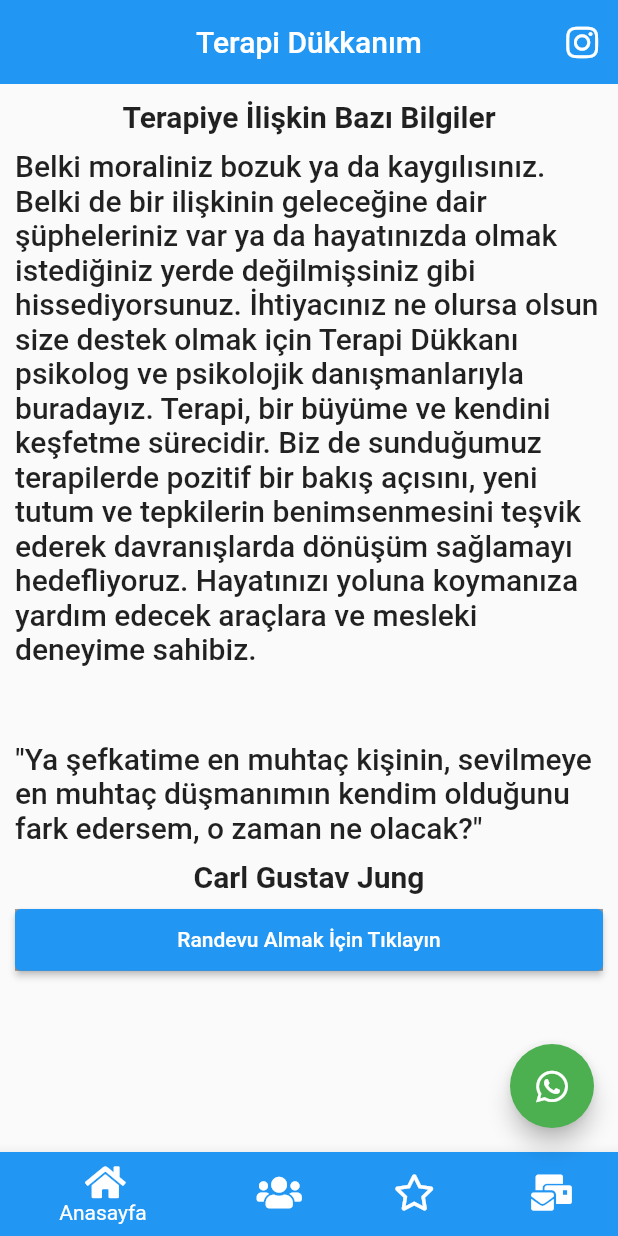
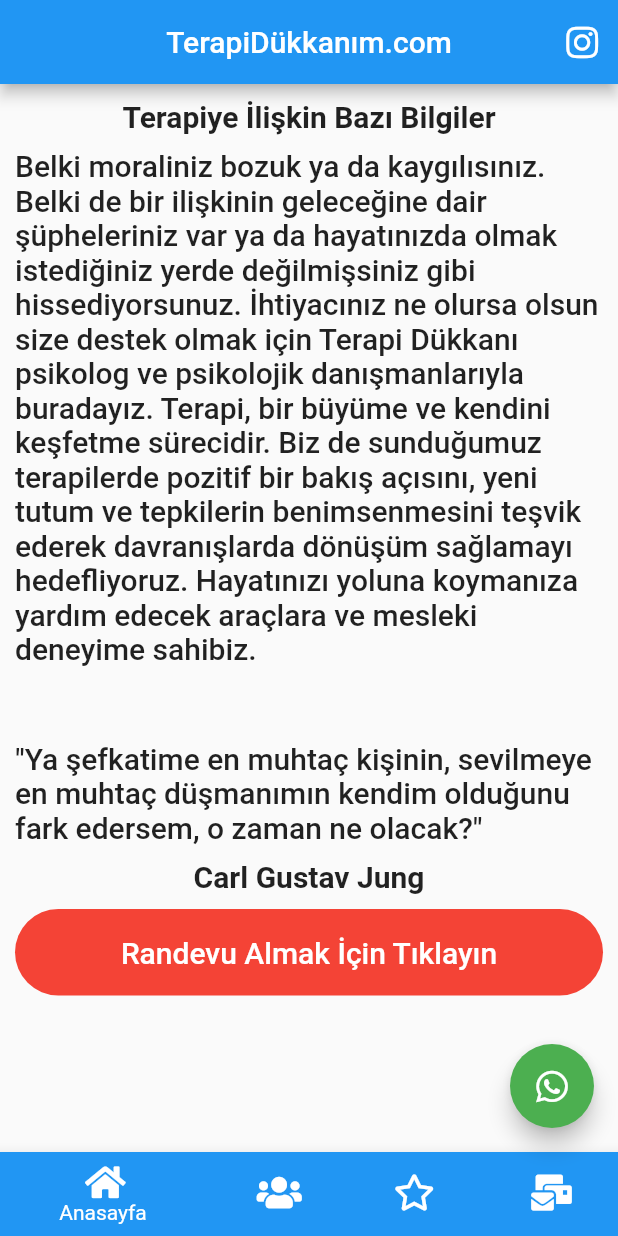
Before and after one commit to yakupbilgen/terapidukkanim, a Flutter app: the screen it shows after launch, on a phone screen of 412 x 824 dp. Run offline on Flutter 3.47's test engine with Material 2 defaults, Android fonts, the phone set to English and light mode, and no system bars; our stand-ins replace font_awesome_flutter.

```diff
--- a/lib/screen/appointment_screen.dart
+++ b/lib/screen/appointment_screen.dart
@@ -38,7 +38,8 @@ class AppointmentScreen extends StatelessWidget {
                 theraphyUrl: ebeveynLinkUrl,
               ),
             ],
-        )),
+          ),
+        ),
       ),
       floatingActionButton: MyFAB(),
     );
--- a/lib/screen/bottomappbar/contact.dart
+++ b/lib/screen/bottomappbar/contact.dart
@@ -18,9 +18,13 @@ class ContactScreenBottomBar extends StatelessWidget {
               child: Column(
             children: [
               ContactScreenText(text: 'Bizlere'),
-              ElevatedButton(
+              TextButton(
                 onPressed: () => openUrl("mailto:$mailAdress"),
-                child: Text('iletisim@terapidukkanim.com'),
+                child: Text(
+                  'iletisim@terapidukkanim.com',
+                  style: Theme.of(context).textTheme.headline6?.copyWith(
+                      color: Colors.white, backgroundColor: Colors.blue),
+                ),
               ),
               ContactScreenText(text: 'Adresinden ulabilirsiniz.'),
               ContactScreenText(text: '\nUnutmayın!'),
--- a/lib/screen/homepage_screen.dart
+++ b/lib/screen/homepage_screen.dart
@@ -42,14 +42,15 @@ class _HomePageState extends State<HomePage> {
     return Scaffold(
       appBar: AppBar(
         centerTitle: true,
-          elevation: 0,
         actions: [
           IconButton(
-              icon: Icon(FontAwesomeIcons.instagram),
+            icon: Icon(
+              FontAwesomeIcons.instagram,
+            ),
             onPressed: () => openUrl(instagramUrl),
           )
         ],
-          title: Text('Terapi Dükkanım'),
+        title: Text('TerapiDükkanım.com'),
       ),
       body: bottomNavigatorBarSelectedItem(selectedIndex),
       bottomNavigationBar: BottomNavigationBar(
@@ -84,6 +85,7 @@ class _HomePageState extends State<HomePage> {
           setState(() {});
         },
       ),
-        floatingActionButton: MyFAB());
+      floatingActionButton: MyFAB(),
+    );
   }
 }
--- a/lib/widgets/appointment_button.dart
+++ b/lib/widgets/appointment_button.dart
@@ -7,16 +7,24 @@ class AppointmentButton extends StatelessWidget {
   Widget build(BuildContext context) {
     Size deviceSize = MediaQuery.of(context).size;
     return Container(
-      width: deviceSize.width,
-      height: deviceSize.height * 0.05,
-      color: Colors.grey,
-      // decoration: BoxDecoration(
-      //   borderRadius: BorderRadius.all(Radius.circular(100)),
-      //   color: Colors.black,
-      // ),
-      child: ElevatedButton(
-          onPressed: () => Navigator.pushNamed(context, "/appointmentScreen"),
-          child: Text('Randevu Almak İçin Tıklayın')),
+      width: deviceSize.width - 20,
+      height: deviceSize.height * 0.07,
+      decoration: BoxDecoration(
+          borderRadius: BorderRadius.all(
+            Radius.circular(100),
+          ),
+          color: Colors.red),
+      child: TextButton(
+        onPressed: () => Navigator.pushNamed(context, "/appointmentScreen"),
+        child: Text(
+          'Randevu Almak İçin Tıklayın',
+          style: Theme.of(context)
+              .textTheme
+              .headline6
+              ?.copyWith(color: Colors.white),
+          textAlign: TextAlign.center,
+        ),
+      ),
     );
   }
 }
--- a/lib/widgets/float_action_bottom.dart
+++ b/lib/widgets/float_action_bottom.dart
@@ -8,12 +8,12 @@ class MyFAB extends StatelessWidget {
 
   @override
   Widget build(BuildContext context) {
-    String phoneNumber = '+905453798993';
+    String whatsappNumber = "https://api.whatsapp.com/send?phone=905453798993";
 
     return FloatingActionButton(
       child: Icon(FontAwesomeIcons.whatsapp),
       backgroundColor: Colors.green,
-      onPressed: () => openUrl('tel:$phoneNumber'),
+      onPressed: () => openUrl(whatsappNumber),
     );
   }
 }
```
Also changed, not shown: 7 other files. Lines whose indentation alone changed are shown as unchanged.
